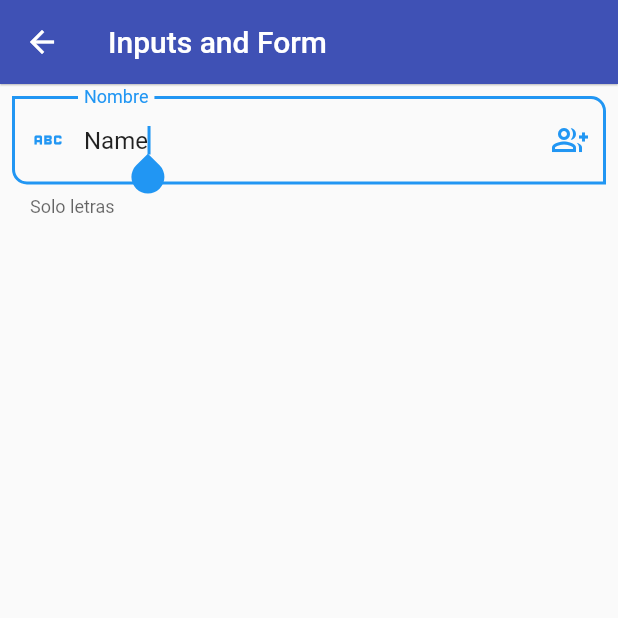
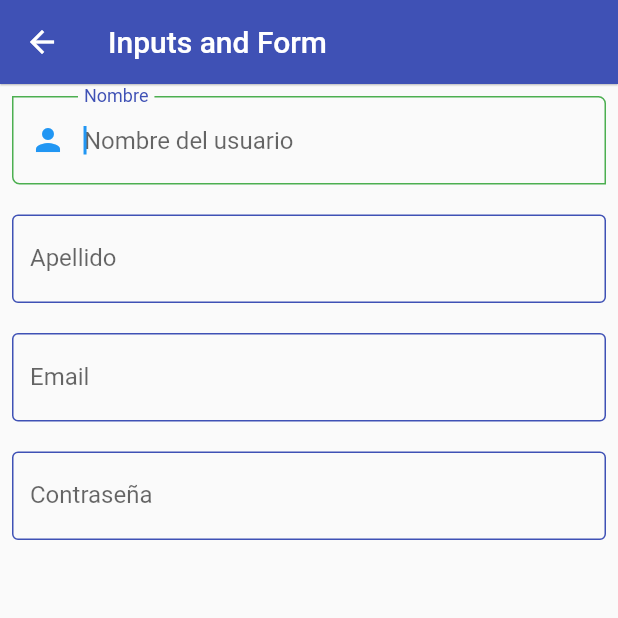
Before and after one commit to Nehemias-Munoz/components-Flutter, a Flutter app: the InputsScreen screen opened by its route, on a phone screen of 412 x 824 dp, the top half of it. Run offline on Flutter 3.47's test engine with Material 2 defaults, Android fonts, the phone set to English and light mode, and no system bars.

Commit message:
Add: Tema para input personalizado, nuevo input

```diff
--- a/lib/src/screens/inputs_screen.dart
+++ b/lib/src/screens/inputs_screen.dart
@@ -1,4 +1,6 @@
 import 'package:flutter/material.dart';
+
+import '../../widgets/widgets.dart';
 
 class InputsScreen extends StatelessWidget {
   const InputsScreen({Key? key}) : super(key: key);
@@ -9,38 +11,34 @@ class InputsScreen extends StatelessWidget {
       appBar: AppBar(
         title: const Text("Inputs and Form"),
       ),
-      body: SingleChildScrollView(
+      body: const SingleChildScrollView(
         child: Padding(
           padding: const EdgeInsets.all(8.0),
           child: Column(
             children: [
-              TextFormField(
-                decoration: const InputDecoration(
-                  hintText: "Ingrese un nombre",
-                  label: Text("Nombre"),
-                  helperText: "Solo letras",
-                  suffixIcon: Icon(Icons.group_add_outlined),
-                  prefixIcon: Icon(Icons.abc),
-                  border: OutlineInputBorder(
-                    borderRadius: BorderRadius.only(
-                        bottomLeft: Radius.circular(10),
-                        topRight: Radius.circular(10)),
-                  ),
-                ),
-                autofocus: true,
-                initialValue: "Name",
-                textCapitalization: TextCapitalization.words,
-                onChanged: (value) {},
-                autovalidateMode: AutovalidateMode.onUserInteraction,
-                validator: (value) {
-                  if (value == null) {
-                    return "Este campo es requerido";
-                  } else if (value.length < 3) {
-                    return "Minimo de 3 caracteres";
-                  } else {
-                    return null;
-                  }
-                },
+              CustomInputField(
+                textInputType: TextInputType.name,
+                labelText: "Nombre",
+                hintText: "Nombre del usuario",
+                prefixIconData: Icons.person,
+              ),
+              SizedBox(height: 20.0),
+              CustomInputField(
+                textInputType: TextInputType.name,
+                labelText: "Apellido",
+                hintText: "Apellido del usuario",
+              ),
+              SizedBox(height: 20.0),
+              CustomInputField(
+                textInputType: TextInputType.emailAddress,
+                labelText: "Email",
+                hintText: "Apellido del usuario",
+              ),
+              SizedBox(height: 20.0),
+              CustomInputField(
+                obscureText: true,
+                labelText: "Contraseña",
+                hintText: "Ingrese una contraseña",
               ),
             ],
           ),
--- a/lib/src/theme/app_theme.dart
+++ b/lib/src/theme/app_theme.dart
@@ -23,7 +23,25 @@ class AppTheme {
         backgroundColor: Colors.amber,
         shape: StadiumBorder(),
       ),
-      ));
+    ),
+    //Input decoration theme
+    inputDecorationTheme: const InputDecorationTheme(
+      floatingLabelStyle: TextStyle(color: lightPrimaryColor),
+      enabledBorder: OutlineInputBorder(
+        borderSide: BorderSide(color: lightPrimaryColor),
+      ),
+      focusedBorder: OutlineInputBorder(
+        borderSide: BorderSide(color: Colors.green),
+        borderRadius: BorderRadius.only(
+          topRight: Radius.circular(5.0),
+          bottomLeft: Radius.circular(5.0),
+        ),
+      ),
+      border: OutlineInputBorder(
+        borderSide: BorderSide(color: Colors.purple),
+      ),
+    ),
+  );
   static final ThemeData darkTheme = ThemeData.dark().copyWith(
     primaryColor: darkPrimaryColor,
   );
--- /dev/null
+++ b/lib/widgets/custom_input_field.dart
@@ -0,0 +1,54 @@
+import 'package:flutter/material.dart';
+
+class CustomInputField extends StatelessWidget {
+  final String? hintText;
+  final String? labelText;
+  final String? helperText;
+  final IconData? suffixIconData;
+  final IconData? prefixIconData;
+  final TextInputType? textInputType;
+  final bool obscureText;
+
+  const CustomInputField({
+    super.key,
+    this.hintText,
+    this.labelText,
+    this.helperText,
+    this.suffixIconData,
+    this.prefixIconData,
+    this.textInputType,
+    this.obscureText = false,
+  });
+
+  @override
+  Widget build(BuildContext context) {
+    return TextFormField(
+      obscureText: obscureText,
+      keyboardType: textInputType,
+      decoration: InputDecoration(
+        hintText: hintText ?? "No asignado",
+        labelText: labelText ?? "No asignado",
+        helperText: helperText,
+        suffixIcon: suffixIconData == null ? Icon(suffixIconData) : null,
+        prefixIcon: prefixIconData != null ? Icon(prefixIconData) : null,
+        border: const OutlineInputBorder(
+          borderRadius: BorderRadius.only(
+              bottomLeft: Radius.circular(10), topRight: Radius.circular(10)),
+        ),
+      ),
+      autofocus: true,
+      textCapitalization: TextCapitalization.words,
+      onChanged: (value) {},
+      autovalidateMode: AutovalidateMode.onUserInteraction,
+      validator: (value) {
+        if (value == null) {
+          return "Este campo es requerido";
+        } else if (value.length < 3) {
+          return "Minimo de 3 caracteres";
+        } else {
+          return null;
+        }
+      },
+    );
+  }
+}
--- a/lib/widgets/widgets.dart
+++ b/lib/widgets/widgets.dart
@@ -1,2 +1,3 @@
+export 'package:flutter_components/widgets/custom_card1.dart';
 export 'package:flutter_components/widgets/custom_card2.dart';
-export 'package:flutter_components/widgets/custom_card1.dart';
+export 'package:flutter_components/widgets/custom_input_field.dart';
```
Lines whose indentation alone changed are shown as unchanged.
